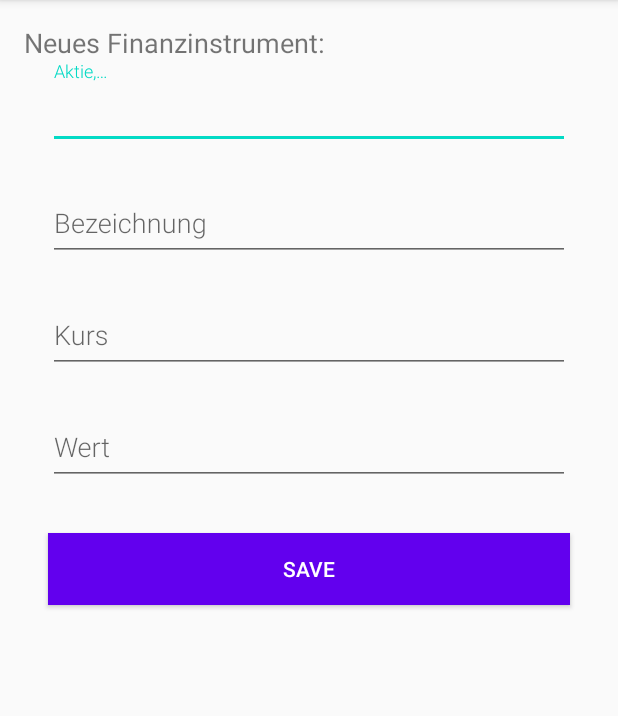
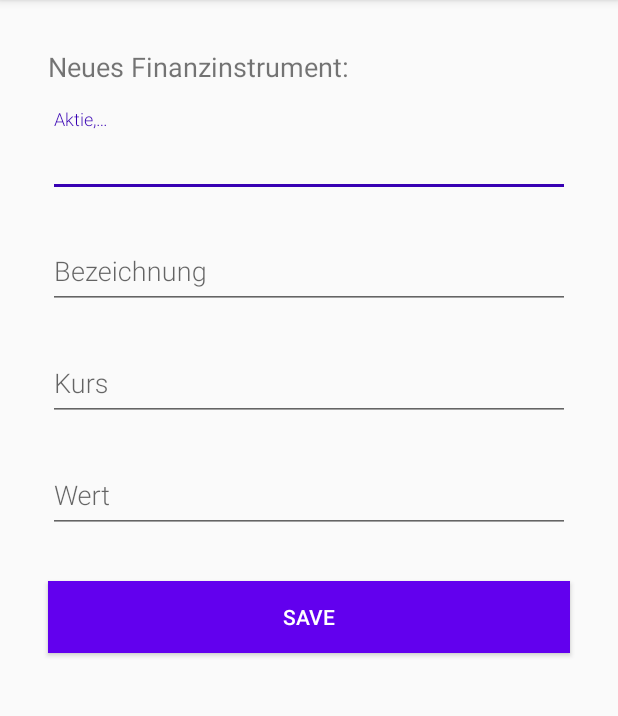
Before and after one commit to mar-h/FinancePal, an Android app: the screen it shows after launch (NewInstrumentActivity), after a tap on an icon or button, on a phone screen of 412 x 824 dp, the part 84-800 px from its top. Run offline under Robolectric (Android 15) with nearby library versions, the phone set to English and light mode, and no system bars; our stand-ins replace Room's generated code.

Commit message:
keine Ahnung
help me

```diff
--- a/app/src/main/AndroidManifest.xml
+++ b/app/src/main/AndroidManifest.xml
@@ -9,7 +9,8 @@
         android:roundIcon="@mipmap/ic_launcher_round"
         android:supportsRtl="true"
         android:theme="@style/AppTheme">
-        <activity android:name=".NewInstrumentActivity"></activity>
+        <activity android:name=".ShowInstruments"></activity>
+        <activity android:name=".NewInstrumentActivity" />
         <activity
             android:name=".MainActivity"
             android:label="@string/app_name"
--- a/app/src/main/java/de/hska/financepal/MainActivity.kt
+++ b/app/src/main/java/de/hska/financepal/MainActivity.kt
@@ -4,11 +4,13 @@ import android.app.Activity
 import android.content.Intent
 import android.os.Bundle
 import android.view.View
+import android.widget.Toast
 import com.google.android.material.floatingactionbutton.FloatingActionButton
 import com.google.android.material.snackbar.Snackbar
 import com.google.android.material.tabs.TabLayout
 import androidx.viewpager.widget.ViewPager
 import androidx.appcompat.app.AppCompatActivity
+import androidx.constraintlayout.widget.ConstraintLayout
 import androidx.recyclerview.widget.LinearLayoutManager
 import androidx.recyclerview.widget.RecyclerView
 import androidx.room.Room
@@ -22,37 +24,36 @@ class MainActivity : AppCompatActivity() {
 
     private lateinit var db: AppDatabase
     private lateinit var instrumentDao: InstrumentDao
+    private lateinit var instruments: List<Instrument>
+
 
     override fun onCreate(savedInstanceState: Bundle?) {
         super.onCreate(savedInstanceState)
         setContentView(R.layout.activity_main)
 
+        val recyclerView = findViewById<RecyclerView>(R.id.recycler_view)
         val anleihe = Instrument(18, "Anleihe",
-                                        "Argentinien", "39.16"," 177880.00")
+            "Argentinien", "39.16"," 177880.00")
+        val aktie = Instrument(19, "Aktie", "Daimler", "69.65", "120450.80")
+        val gold = Instrument(20, "Rohstoff", "Gold", "1698.77", "87439.79")
+        instruments = emptyList()
+        instruments.toMutableList().addAll(listOf(anleihe,aktie,gold))
+        instruments.toList<Instrument>()
+        val adapter = InstrumentListAdapter(this)
+        recyclerView.adapter = adapter
+        recyclerView.layoutManager = LinearLayoutManager(this)
 
-        val instruments: List<Instrument> = emptyList()
-        instruments.toMutableList().addAll(listOf(anleihe, anleihe, anleihe))
 
         db = AppDatabase.getDatabase(this)
         instrumentDao = db.instrumentDao()
-
-        val recyclerView = findViewById<RecyclerView>(R.id.recycler_view)
-        recyclerView.layoutManager = LinearLayoutManager(this)
-        val adapter = InstrumentListAdapter(instruments,this)
-        recyclerView.adapter = adapter
-        instrumentDao.getAllInstruments()
+        instrumentDao.insertALL(instruments)
 
 
         val fab2 = findViewById<FloatingActionButton>(R.id.fab2)
         fab2.setOnClickListener {
             val intent = Intent(this@MainActivity, NewInstrumentActivity::class.java)
             startActivityForResult(intent, Activity.RESULT_OK)
-            @Override
-            fun onClick(view: View) {
-                startActivity(Intent(this@MainActivity, NewInstrumentActivity::class.java))
-            }
         }
-
 
         /*val sectionsPagerAdapter = SectionsPagerAdapter(this, supportFragmentManager)
         val viewPager: ViewPager = findViewById(R.id.view_pager)
@@ -66,4 +67,8 @@ class MainActivity : AppCompatActivity() {
                     .setAction("Action", null).show()
         }*/
     }
+
+    override fun onActivityResult(requestCode: Int, resultCode: Int, data: Intent?) {
+        super.onActivityResult(requestCode, resultCode, data)
+    }
 }
--- a/app/src/main/java/de/hska/financepal/NewInstrumentActivity.kt
+++ b/app/src/main/java/de/hska/financepal/NewInstrumentActivity.kt
@@ -1,5 +1,6 @@
 package de.hska.financepal
 
+import android.app.Activity
 import android.content.Intent
 import androidx.appcompat.app.AppCompatActivity
 import android.os.Bundle
@@ -10,7 +11,6 @@ import androidx.room.Room
 import de.hska.financepal.db.AppDatabase
 import de.hska.financepal.db.InstrumentDao
 import de.hska.financepal.entity.Instrument
-import kotlinx.android.synthetic.main.content_main.*
 
 class NewInstrumentActivity : AppCompatActivity() {
 
@@ -26,25 +26,35 @@ class NewInstrumentActivity : AppCompatActivity() {
         super.onCreate(savedInstanceState)
         setContentView(R.layout.activity_new_instrument)
 
+        typ = findViewById(R.id.typ)
+        name = findViewById(R.id.name)
+        kurs = findViewById(R.id.kurs)
+        wert = findViewById(R.id.wert)
+        button = findViewById(R.id.button_save)
         db = AppDatabase.getDatabase(this)
-        instrumentDao = db?.instrumentDao()
-
-        typ = findViewById(R.id.edit_bond)
-        name = findViewById(R.id.edit_name)
-        kurs = findViewById(R.id.edit_name)
-        wert = findViewById(R.id.edit_wert)
-        button = findViewById(R.id.button_save)
-
-        val instrument = Instrument(1, "8B1R23", "Aktie", "883.00","44150.00")
-        db.instrumentDao().insert(instrument)
-
-
 
         button.setOnClickListener {
-            val eingabe = Instrument(2, typ.text.toString(), name.text.toString(),
-                kurs.text.toString(), wert.text.toString())
-            instrumentDao.insert(eingabe)
-            startActivity(Intent(this@NewInstrumentActivity, MainActivity::class.java))
+
+            val typ = typ.text.toString()
+            val name = name.text.toString()
+            val kurs = kurs.text.toString()
+            val wert = wert.text.toString()
+
+            val data = Intent()
+            data.putExtra("typ",typ)
+            data.putExtra("name", name)
+            data.putExtra("kurs", kurs)
+            data.putExtra("wert", wert)
+            val id = intent.getIntExtra("id", -1)
+            if (id !=-1) {
+                data.putExtra("id", id)
+            }
+
+            db.instrumentDao().insert(Instrument(id, name, typ, kurs, wert))
+            Log.wtf("NewInstrumentActivity", "saveButton $typ $name $kurs $wert")
+            setResult(Activity.RESULT_OK, data)
+            startActivity(Intent(this@NewInstrumentActivity, MainActivity::class.java ))
+            finish()
         }
     }
 }
--- a/app/src/main/java/de/hska/financepal/entity/Instrument.kt
+++ b/app/src/main/java/de/hska/financepal/entity/Instrument.kt
@@ -10,8 +10,7 @@ import java.util.*
 @Entity(tableName = "Inst")
 data class Instrument(
     @PrimaryKey(autoGenerate = true)
-    @NonNull
-    val id: Int,
+    val id: Int = 0,
 
    // val isin: String?,
     @ColumnInfo(name = "typ")
--- a/app/src/main/res/layout/activity_new_instrument.xml
+++ b/app/src/main/res/layout/activity_new_instrument.xml
@@ -7,6 +7,7 @@
     <TextView
         android:layout_width="match_parent"
         android:layout_height="wrap_content"
+        android:layout_margin="16dp"
         android:text="Neues Finanzinstrument: "
         android:textSize="18sp" />
 
@@ -15,7 +16,7 @@
         android:layout_height="wrap_content">
 
         <com.google.android.material.textfield.TextInputEditText
-            android:id="@+id/edit_bond"
+            android:id="@+id/typ"
             android:layout_width="match_parent"
             android:layout_height="wrap_content"
             android:minHeight="@dimen/min_height"
@@ -31,7 +32,7 @@
         android:layout_height="wrap_content">
 
         <com.google.android.material.textfield.TextInputEditText
-            android:id="@+id/edit_name"
+            android:id="@+id/name"
             android:layout_width="match_parent"
             android:layout_height="wrap_content"
             android:minHeight="@dimen/min_height"
@@ -47,7 +48,7 @@
         android:layout_height="wrap_content">
 
         <com.google.android.material.textfield.TextInputEditText
-            android:id="@+id/edit_kurs"
+            android:id="@+id/kurs"
             android:layout_width="match_parent"
             android:layout_height="wrap_content"
             android:minHeight="@dimen/min_height"
@@ -63,7 +64,7 @@
         android:layout_height="wrap_content">
 
         <com.google.android.material.textfield.TextInputEditText
-            android:id="@+id/edit_wert"
+            android:id="@+id/wert"
             android:layout_width="match_parent"
             android:layout_height="wrap_content"
             android:minHeight="@dimen/min_height"
--- a/app/src/main/res/layout/instrument_row.xml
+++ b/app/src/main/res/layout/instrument_row.xml
@@ -5,10 +5,10 @@
     android:layout_height="wrap_content"
     android:layout_margin="12dp">
 <LinearLayout
-    xmlns:android="http://schemas.android.com/apk/res/android"
     android:layout_width="match_parent"
-    android:layout_height="match_parent"
-    android:orientation="vertical">
+    android:layout_height="wrap_content"
+    android:orientation="vertical"
+    android:padding="12dp">
 
     <TextView
         android:id="@+id/typ"
--- a/app/src/main/res/values/colors.xml
+++ b/app/src/main/res/values/colors.xml
@@ -2,8 +2,8 @@
 <resources>
     <color name="colorPrimary">#6200EE</color>
     <color name="colorPrimaryDark">#3700B3</color>
-    <color name="colorAccent">#03DAC5</color>
+    <color name="colorAccent">#DA032E</color>
     <color name="buttonLabel">#FFFFFF</color>
-    <color name="darkModeText">#BBBBBB</color>
+    <color name="darkModeText">#E80505</color>
     <color name="darkModeBackground">#252525</color>
 </resources>
--- a/app/src/main/res/values/styles.xml
+++ b/app/src/main/res/values/styles.xml
@@ -5,7 +5,7 @@
         <!-- Customize your theme here. -->
         <item name="colorPrimary">@color/colorPrimary</item>
         <item name="colorPrimaryDark">@color/colorPrimaryDark</item>
-        <item name="colorAccent">@color/colorAccent</item>
+        <item name="colorAccent">@color/colorPrimaryDark</item>
     </style>
 
     <style name="AppTheme.NoActionBar">
--- a/build.gradle
+++ b/build.gradle
@@ -20,7 +20,6 @@ allprojects {
     repositories {
         google()
         jcenter()
-
     }
 }
 
```
Also changed, not shown: app/src/main/java/de/hska/financepal/ShowInstruments.kt (added, +11 -0 lines), app/src/main/java/de/hska/financepal/db/InstrumentListAdapter.kt (+10 -6 lines), app/src/main/res/layout/activity_main.xml (+23 -4 lines), app/src/main/res/layout/activity_show_instruments.xml (added, +9 -0 lines), app/src/main/res/layout/content_main.xml (deleted, +0 -28 lines).
